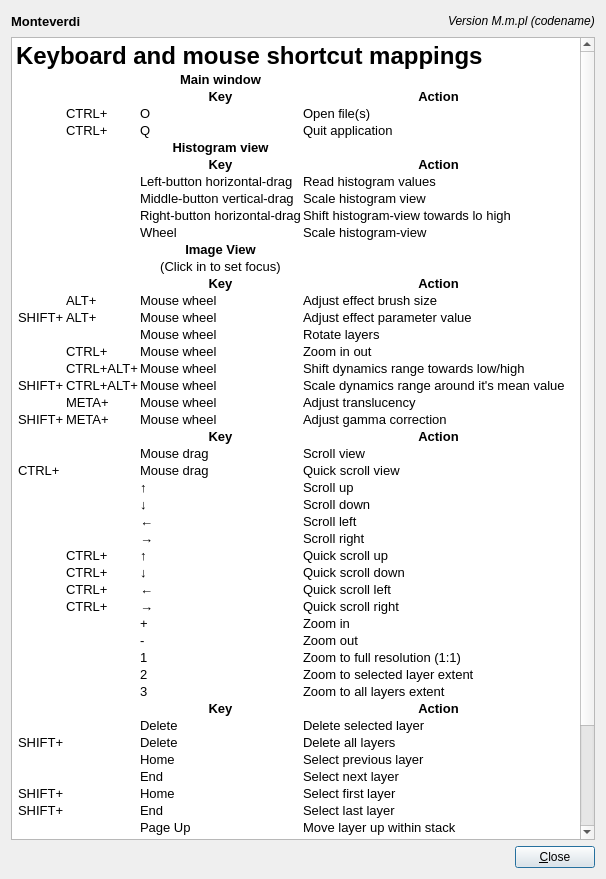
This is Code/Common/Gui/mvdKeymapDialog.ui in orfeotoolbox/OTB as Qt 5 draws it before an edit. The edited form follows.
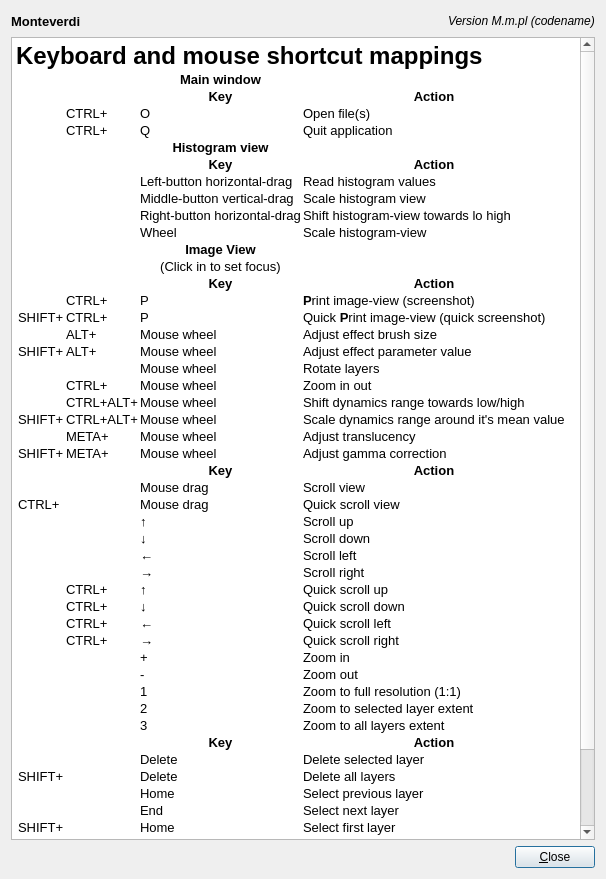
This is the edited form.

Commit message: ENH: Added CTRL+P screenshot shortcut to Keymap.

```diff
--- a/Code/Common/Gui/mvdKeymapDialog.ui
+++ b/Code/Common/Gui/mvdKeymapDialog.ui
@@ -190,6 +190,23 @@
 &lt;tr&gt;
 &lt;td&gt;&lt;/td&gt;
 &lt;td&gt;
+&lt;p style=&quot; margin-top:0px; margin-bottom:0px; margin-left:0px; margin-right:0px; -qt-block-indent:0; text-indent:0px;&quot;&gt;CTRL+&lt;/p&gt;&lt;/td&gt;
+&lt;td&gt;
+&lt;p style=&quot; margin-top:0px; margin-bottom:0px; margin-left:0px; margin-right:0px; -qt-block-indent:0; text-indent:0px;&quot;&gt;P&lt;/p&gt;&lt;/td&gt;
+&lt;td&gt;
+&lt;p style=&quot; margin-top:0px; margin-bottom:0px; margin-left:0px; margin-right:0px; -qt-block-indent:0; text-indent:0px;&quot;&gt;&lt;span style=&quot; font-weight:600;&quot;&gt;P&lt;/span&gt;rint image-view (screenshot)&lt;/p&gt;&lt;/td&gt;&lt;/tr&gt;
+&lt;tr&gt;
+&lt;td&gt;
+&lt;p style=&quot; margin-top:0px; margin-bottom:0px; margin-left:0px; margin-right:0px; -qt-block-indent:0; text-indent:0px;&quot;&gt;SHIFT+&lt;/p&gt;&lt;/td&gt;
+&lt;td&gt;
+&lt;p style=&quot; margin-top:0px; margin-bottom:0px; margin-left:0px; margin-right:0px; -qt-block-indent:0; text-indent:0px;&quot;&gt;CTRL+&lt;/p&gt;&lt;/td&gt;
+&lt;td&gt;
+&lt;p style=&quot; margin-top:0px; margin-bottom:0px; margin-left:0px; margin-right:0px; -qt-block-indent:0; text-indent:0px;&quot;&gt;P&lt;/p&gt;&lt;/td&gt;
+&lt;td&gt;
+&lt;p style=&quot; margin-top:0px; margin-bottom:0px; margin-left:0px; margin-right:0px; -qt-block-indent:0; text-indent:0px;&quot;&gt;Quick &lt;span style=&quot; font-weight:600;&quot;&gt;P&lt;/span&gt;rint image-view (quick screenshot)&lt;/p&gt;&lt;/td&gt;&lt;/tr&gt;
+&lt;tr&gt;
+&lt;td&gt;&lt;/td&gt;
+&lt;td&gt;
 &lt;p style=&quot; margin-top:0px; margin-bottom:0px; margin-left:0px; margin-right:0px; -qt-block-indent:0; text-indent:0px;&quot;&gt;ALT+&lt;/p&gt;&lt;/td&gt;
 &lt;td&gt;
 &lt;p style=&quot; margin-top:0px; margin-bottom:0px; margin-left:0px; margin-right:0px; -qt-block-indent:0; text-indent:0px;&quot;&gt;Mouse wheel&lt;/p&gt;&lt;/td&gt;
```
The commit also changes 1 other file.
